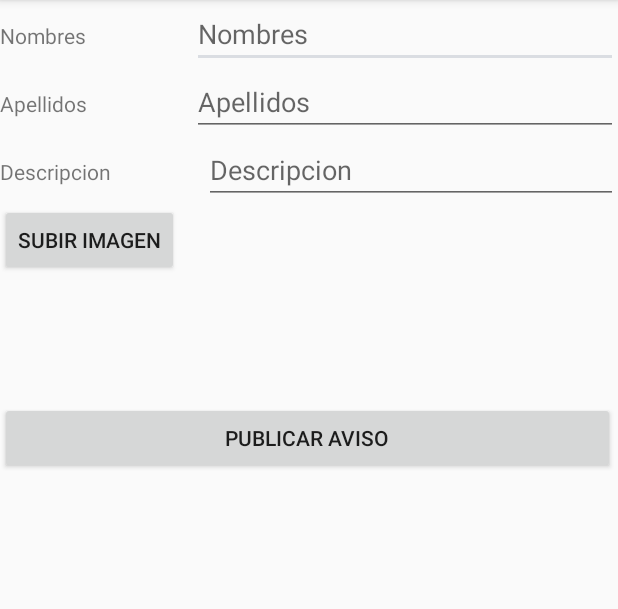
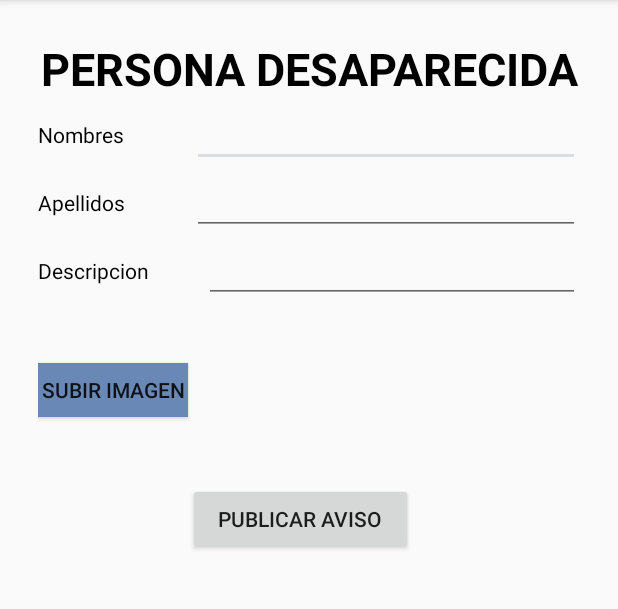
Before and after one commit to ccahui/IDNP-Alertas, an Android app: the PublicarAviso screen opened directly, with no data from a screen before it, on a phone screen of 412 x 824 dp, the part 84-693 px from its top. Run offline under Robolectric (Android 15) with nearby library versions, the phone set to English and light mode, and no system bars.

Commit message:
Acabando formulario de Persona Desaparecida. Añadiendo Funcionalidad de obtener Coordenadas.

```diff
--- a/app/src/main/java/com/example/proyecto/Activities/PublicarAviso.java
+++ b/app/src/main/java/com/example/proyecto/Activities/PublicarAviso.java
@@ -9,6 +9,7 @@ import android.net.Uri;
 import android.os.Bundle;
 import android.view.View;
 import android.widget.ImageView;
+import android.widget.Toast;
 
 import androidx.annotation.NonNull;
 import androidx.annotation.Nullable;
@@ -60,8 +61,10 @@ public class PublicarAviso extends AppCompatActivity {
                     is.close();
                 } catch (FileNotFoundException e) {
                     e.printStackTrace();
+                    Toast.makeText(this,"Entro al catch FileNotFoundException", Toast.LENGTH_SHORT);
                 } catch (IOException e) {
                     e.printStackTrace();
+                    Toast.makeText(this,"Entro al catch IOException", Toast.LENGTH_SHORT);
                 }
             }
         }
--- a/app/src/main/res/layout/activity_publicar_aviso.xml
+++ b/app/src/main/res/layout/activity_publicar_aviso.xml
@@ -5,28 +5,62 @@
     android:layout_width="match_parent"
     android:layout_height="wrap_content"
     android:orientation="vertical"
+    android:padding="25dp"
     tools:context=".Activities.PublicarAviso">
 
     <LinearLayout
         android:layout_width="match_parent"
-        android:layout_height="match_parent"
-        android:orientation="horizontal">
+        android:layout_height="match_parent">
+        <TextView
+            android:layout_width="match_parent"
+            android:layout_height="match_parent"
+            android:text="PERSONA DESAPARECIDA"
+            android:textAlignment="center"
+            android:textStyle="bold"
+            android:textSize="30sp"
+            android:textColor="@color/colorBlack"></TextView>
+    </LinearLayout>
+
+    <LinearLayout
+        android:layout_width="match_parent"
+        android:layout_height="match_parent">
 
         <TextView
-            android:id="@+id/textView4"
+            android:id="@+id/textViewNombres"
             android:layout_width="wrap_content"
             android:layout_height="wrap_content"
             android:layout_weight="1"
-            android:text="Nombres" />
+            android:text="Nombres"
+            android:textColor="@color/colorBlack"/>
 
         <EditText
-            android:id="@+id/editText4"
+            android:id="@+id/editTextNombres"
             android:layout_width="wrap_content"
             android:layout_height="wrap_content"
             android:layout_weight="1"
             android:ems="10"
-            android:inputType="textPersonName"
-            android:hint="Nombres" />
+            android:inputType="textPersonName" />
+    </LinearLayout>
+
+    <LinearLayout
+        android:layout_width="match_parent"
+        android:layout_height="match_parent">
+
+        <TextView
+            android:id="@+id/textViewApellidos"
+            android:layout_width="wrap_content"
+            android:layout_height="wrap_content"
+            android:layout_weight="1"
+            android:text="Apellidos"
+            android:textColor="@color/colorBlack"/>
+
+        <EditText
+            android:id="@+id/editTextApellidos"
+            android:layout_width="wrap_content"
+            android:layout_height="wrap_content"
+            android:layout_weight="1"
+            android:ems="10"
+            android:inputType="textPersonName" />
     </LinearLayout>
 
     <LinearLayout
@@ -35,59 +69,42 @@
         android:orientation="horizontal">
 
         <TextView
-            android:id="@+id/textView9"
+            android:id="@+id/textViewDescripcion"
             android:layout_width="wrap_content"
             android:layout_height="wrap_content"
             android:layout_weight="1"
-            android:text="Apellidos" />
+            android:text="Descripcion"
+            android:textColor="@color/colorBlack" />
 
         <EditText
-            android:id="@+id/editText5"
+            android:id="@+id/editTextDescripcion"
             android:layout_width="wrap_content"
             android:layout_height="wrap_content"
+            android:layout_below="@id/textViewDescripcion"
+            android:layout_alignParentStart="true"
+            android:layout_alignParentLeft="true"
             android:layout_weight="1"
             android:ems="10"
-            android:inputType="textPersonName"
-            android:hint="Apellidos" />
+            android:inputType="textPersonName" />
     </LinearLayout>
+
 
     <LinearLayout
         android:layout_width="match_parent"
-        android:layout_height="match_parent"
-        android:orientation="horizontal">
-
-        <TextView
-            android:id="@+id/textView10"
-            android:layout_width="wrap_content"
-            android:layout_height="wrap_content"
-            android:layout_weight="1"
-            android:text="Descripcion" />
-
-        <EditText
-            android:id="@+id/editText6"
-            android:layout_width="wrap_content"
-            android:layout_height="wrap_content"
-            android:layout_weight="1"
-            android:ems="10"
-            android:inputType="textPersonName"
-            android:hint="Descripcion" />
-    </LinearLayout>
-
-    <LinearLayout
-        android:layout_width="match_parent"
-        android:layout_height="match_parent"
-        android:orientation="horizontal">
+        android:layout_height="match_parent">
 
         <Button
-            android:layout_width="wrap_content"
-            android:layout_height="wrap_content"
+            android:layout_width="100dp"
+            android:layout_height="36dp"
+            android:layout_marginVertical="40dp"
             android:onClick="getImage"
-            android:text="Subir Imagen" />
+            android:text="Subir Imagen"
+            android:background="@color/colorButton"/>
 
         <ImageView
             android:id="@+id/pd_imagen"
-            android:layout_width="298dp"
-            android:layout_height="132dp" />
+            android:layout_width="260dp"
+            android:layout_height="120dp" />
 
     </LinearLayout>
 
@@ -95,7 +112,9 @@
         android:id="@+id/button"
         android:layout_width="wrap_content"
         android:layout_height="wrap_content"
-        android:paddingHorizontal="150dp"
-        android:text="PUBLICAR AVISO" />
+        android:layout_weight="1"
+        android:paddingHorizontal="20dp"
+        android:text="PUBLICAR AVISO"
+        android:layout_marginHorizontal="100dp"/>
 
 </LinearLayout>
--- a/app/src/main/res/layout/activity_ver_aviso.xml
+++ b/app/src/main/res/layout/activity_ver_aviso.xml
@@ -4,6 +4,4 @@
     xmlns:tools="http://schemas.android.com/tools"
     android:layout_width="match_parent"
     android:layout_height="match_parent"
-    tools:context=".Activities.VerAviso">
-
-</androidx.constraintlayout.widget.ConstraintLayout>
+    tools:context=".Activities.VerAviso"/>
--- a/app/src/main/res/layout/alertas.xml
+++ b/app/src/main/res/layout/alertas.xml
@@ -12,13 +12,12 @@
         android:layout_width="match_parent"
         android:layout_height="0dp"
         android:layout_weight="2"
-        android:orientation="vertical"
-        android:background="@android:color/transparent"></LinearLayout>
+        android:orientation="vertical"></LinearLayout>
 
     <LinearLayout
         android:layout_width="match_parent"
         android:layout_height="0dp"
-        android:layout_weight="0.8"
+        android:layout_weight="1"
         android:orientation="vertical"
         >
 
```
Also changed, not shown: app/src/main/AndroidManifest.xml (+7 -6 lines), app/src/main/java/com/example/proyecto/Activities/GenerarAlerta.java (added, +157 -0 lines), app/src/main/java/com/example/proyecto/MainActivity.java (+31 -33 lines), app/src/main/res/drawable/borde.xml (added, +14 -0 lines), app/src/main/res/layout/activity_generar_alerta.xml (added, +70 -0 lines), app/src/main/res/layout/alerta_dialog.xml (deleted, +0 -59 lines), build.gradle (deleted, +0 -28 lines), app/src/main/res/alerta_splash/images.png (deleted), app/src/main/res/drawable-v24/alerta_splash.png (added), app/src/main/res/drawable/alerta_splash.png (deleted), gradle.properties (line endings or trailing spaces).
